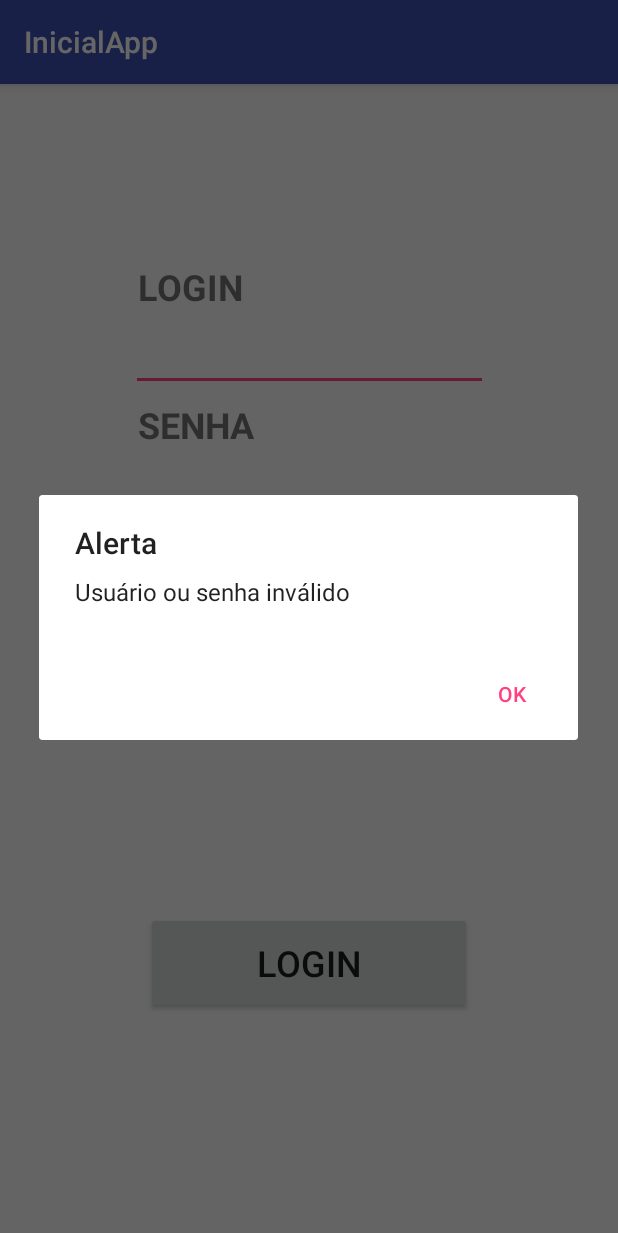
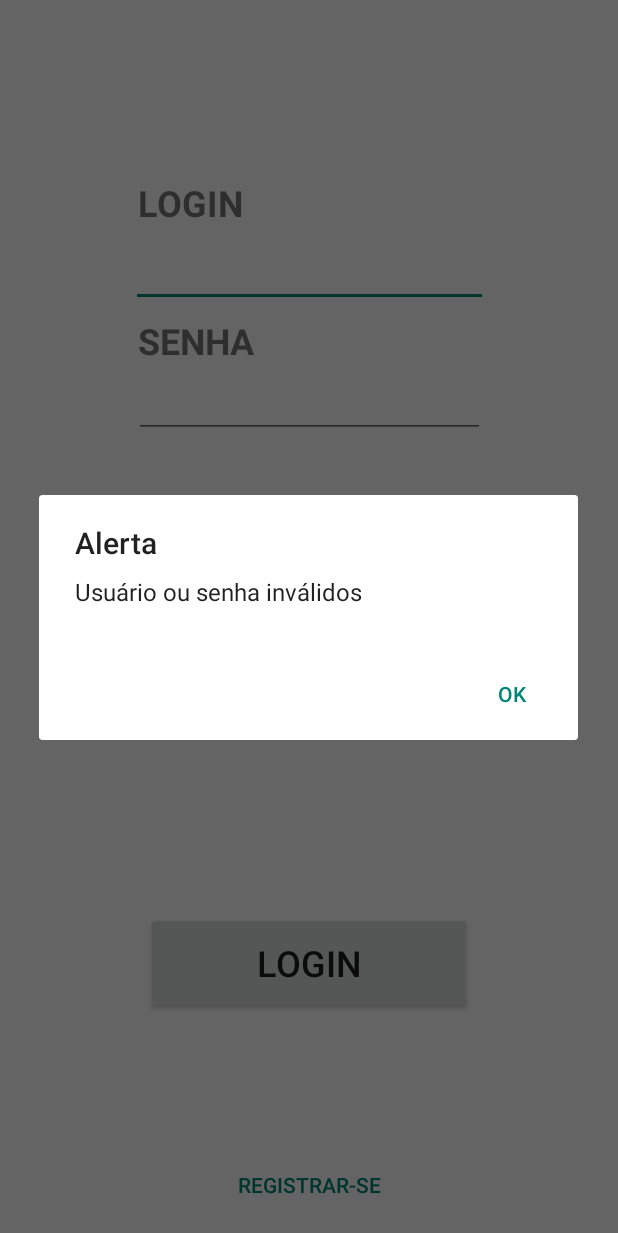
Before and after one commit to juniorstreichan/logSis, an Android app: the screen it shows after launch (MainActivity), after a tap on "LOGIN", on a phone screen of 412 x 824 dp. Shown: the top 1233 px of the screen. Run offline under Robolectric (Android 15) with nearby library versions, the phone set to English and light mode, and no system bars.

Commit message:
Implementando a Activity de Registro

```diff
--- a/app/build.gradle
+++ b/app/build.gradle
@@ -24,7 +24,7 @@ android {
 
 dependencies {
     implementation fileTree(dir: 'libs', include: ['*.jar'])
-    implementation"org.jetbrains.kotlin:kotlin-stdlib-jdk7:$kotlin_version"
+    implementation "org.jetbrains.kotlin:kotlin-stdlib-jdk7:$kotlin_version"
     implementation 'com.android.support:appcompat-v7:28.0.0-rc01'
     implementation 'com.android.support.constraint:constraint-layout:1.1.2'
     testImplementation 'junit:junit:4.12'
--- a/app/src/main/AndroidManifest.xml
+++ b/app/src/main/AndroidManifest.xml
@@ -8,14 +8,15 @@
         android:label="@string/app_name"
         android:roundIcon="@mipmap/ic_launcher_round"
         android:supportsRtl="true"
-        android:theme="@style/AppTheme">
-        <activity android:name=".MainActivity">
+        android:theme="@style/Theme.AppCompat.DayNight.NoActionBar">
+        <activity android:name=".view.MainActivity">
             <intent-filter>
                 <action android:name="android.intent.action.MAIN" />
 
                 <category android:name="android.intent.category.LAUNCHER" />
             </intent-filter>
         </activity>
+        <activity android:name=".view.RegisterActivity"></activity>
     </application>
 
 </manifest>
--- a/app/src/main/java/com/juniorstreichan/inicialapp/MainActivity.kt
+++ b/app/src/main/java/com/juniorstreichan/inicialapp/view/MainActivity.kt
@@ -1,15 +1,15 @@
-package com.juniorstreichan.inicialapp
+package com.juniorstreichan.inicialapp.view
 
-import android.content.DialogInterface
+import android.content.Intent
 import android.database.Cursor
 import android.database.sqlite.SQLiteDatabase
 import android.os.Bundle
 import android.support.v7.app.AlertDialog
 import android.support.v7.app.AppCompatActivity
-import android.view.View
 import android.widget.Button
 import android.widget.EditText
 import android.widget.Toast
+import com.juniorstreichan.inicialapp.R
 import com.juniorstreichan.inicialapp.repository.SqLiteHelper
 
 
@@ -19,6 +19,7 @@ class MainActivity : AppCompatActivity() {
     private lateinit var sqLite: SqLiteHelper
     private lateinit var db: SQLiteDatabase
     private lateinit var btnLogin: Button
+    private lateinit var btnReg: Button
     private var cursor: Cursor? = null
 
     override fun onCreate(savedInstanceState: Bundle?) {
@@ -28,20 +29,28 @@ class MainActivity : AppCompatActivity() {
         txEmail = findViewById(R.id.tx_login)
         txSenha = findViewById(R.id.tx_senha)
         btnLogin = findViewById(R.id.btn_login)
+        btnReg = findViewById(R.id.btn_register)
 
-        val clickLogin = View.OnClickListener {
+        btnLogin.setOnClickListener({
             dologin()
-        }
+        })
 
-        btnLogin.setOnClickListener(clickLogin)
+        btnReg.setOnClickListener({
+            doRegister()
+        })
 
         sqLite = SqLiteHelper(context = this)
 
         db = sqLite.readableDatabase
         sqLite.onCreate(db)
 
-//        val values = ContentValues()
     }
+
+    fun doRegister() {
+        val intent = Intent(this@MainActivity, RegisterActivity::class.java);
+        startActivity(intent)
+    }
+
 
     fun dologin() {
 
@@ -53,10 +62,10 @@ class MainActivity : AppCompatActivity() {
                      and ${sqLite.COLUMN_SENHA} = '$senha' """.trimMargin()
                 , null)
 
-        if (cursor != null) {
+        cursor?.let {
             if (!cursor?.count!!.equals(0)) {
 
-                cursor?.moveToFirst();
+                cursor?.moveToFirst()
 
                 val _name = cursor?.getString(cursor!!.getColumnIndex(sqLite.COLUMN_NOME))
                 val _email = cursor?.getString(cursor!!.getColumnIndex(sqLite.COLUMN_EMAIL))
@@ -67,8 +76,10 @@ class MainActivity : AppCompatActivity() {
 
                 val alertBuilder = AlertDialog.Builder(this)
                 alertBuilder.setTitle("Alerta")
-                alertBuilder.setMessage("Usuário ou senha inválido")
-                alertBuilder.setPositiveButton("OK", DialogInterface.OnClickListener { dialogInterface, i -> dialogInterface.dismiss() })
+                alertBuilder.setMessage("Usuário ou senha inválidos")
+                alertBuilder.setPositiveButton("OK") { dialogInterface, i ->
+                    dialogInterface.dismiss()
+                }
                 val dialog = alertBuilder.create()
                 dialog.show()
 
--- a/app/src/main/res/layout/main_layout.xml
+++ b/app/src/main/res/layout/main_layout.xml
@@ -5,6 +5,7 @@
     android:id="@+id/relativeLayout2"
     android:layout_width="match_parent"
     android:layout_height="match_parent"
+
     tools:layout_editor_absoluteY="25dp">
 
     <TextView
@@ -58,7 +59,7 @@
         android:layout_width="217dp"
         android:layout_height="68dp"
         android:layout_marginBottom="148dp"
-        android:text="LOGIN"
+        android:text="@string/lb_login"
         android:textSize="24sp"
         app:layout_constraintBottom_toBottomOf="parent"
         app:layout_constraintEnd_toEndOf="parent"
@@ -69,4 +70,17 @@
         android:layout_width="wrap_content"
         android:layout_height="wrap_content"
         app:barrierDirection="left" />
+
+    <Button
+        android:id="@+id/btn_register"
+        style="@style/Widget.AppCompat.Button.ButtonBar.AlertDialog"
+        android:layout_width="245dp"
+        android:layout_height="38dp"
+        android:layout_marginBottom="16dp"
+        android:layout_marginEnd="8dp"
+        android:layout_marginStart="8dp"
+        android:text="@string/lb_register"
+        app:layout_constraintBottom_toBottomOf="parent"
+        app:layout_constraintEnd_toEndOf="parent"
+        app:layout_constraintStart_toStartOf="parent" />
 </android.support.constraint.ConstraintLayout>
--- a/app/src/main/res/values/strings.xml
+++ b/app/src/main/res/values/strings.xml
@@ -2,4 +2,11 @@
     <string name="app_name">InicialApp</string>
     <string name="label_login">LOGIN</string>
     <string name="label_senha">SENHA</string>
+    <string name="lb_login">LOGIN</string>
+    <string name="lb_register">Registrar-se</string>
+    <string name="lb_register_user">Cadastro de usuário</string>
+    <string name="hint_telefone">Telefone</string>
+    <string name="hint_senha">Senha</string>
+    <string name="hint_email">Email</string>
+    <string name="hint_nome">Nome</string>
 </resources>
```
Also changed, not shown: app/src/main/java/com/juniorstreichan/inicialapp/view/RegisterActivity.kt (added, +48 -0 lines), app/src/main/res/layout/activity_main.xml (deleted, +0 -20 lines), app/src/main/res/layout/activity_register.xml (added, +113 -0 lines).
